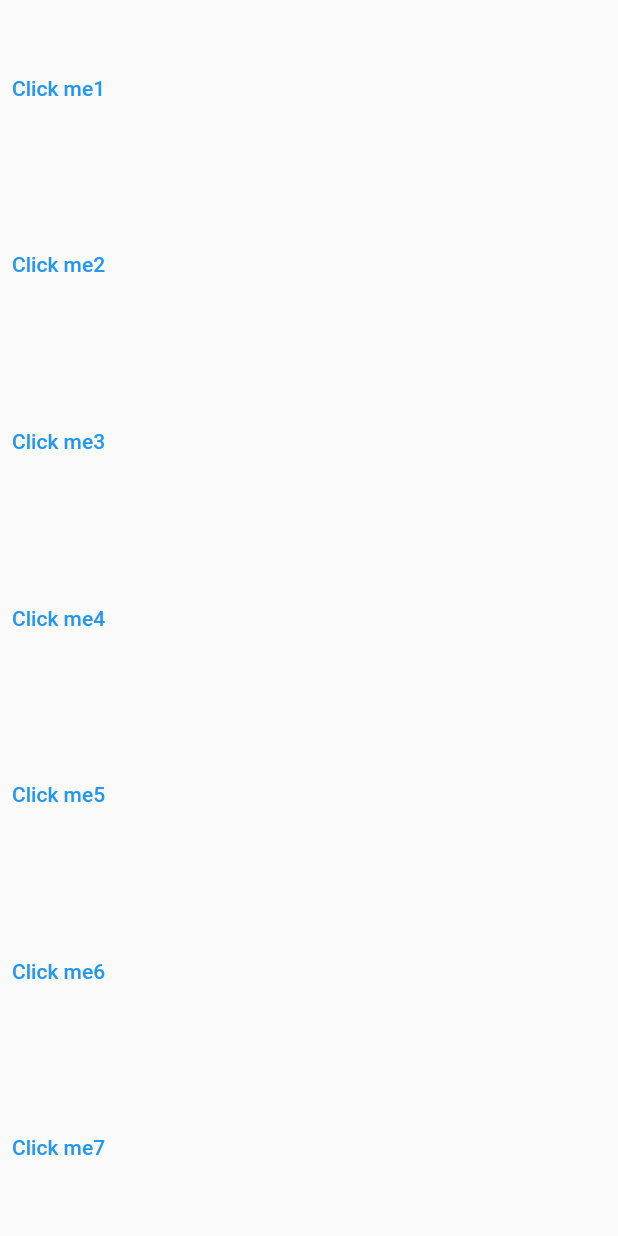
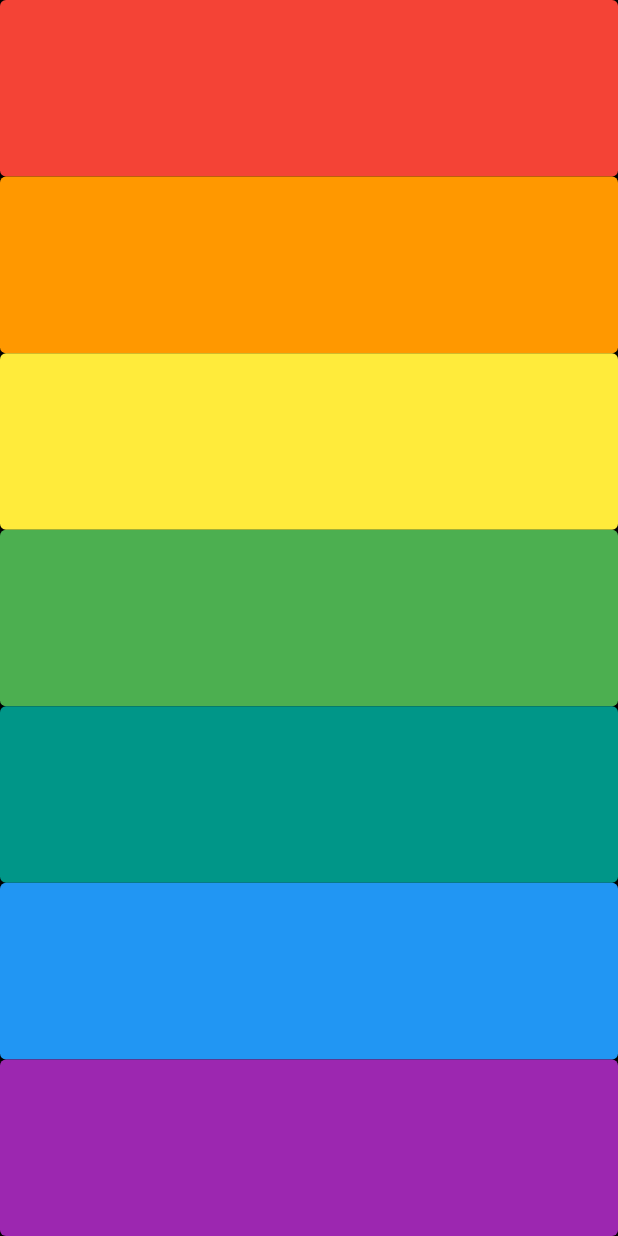
Before and after one commit to upasana-khatiwada/xylophone, a Flutter app: the screen it shows after launch, on a phone screen of 412 x 824 dp. Run offline on Flutter 3.47's test engine with Material 2 defaults, Android fonts, the phone set to English and light mode, and no system bars; our stand-ins replace audioplayers.

Commit message:
shortening the working code and some design

```diff
--- a/xylophone/lib/main.dart
+++ b/xylophone/lib/main.dart
@@ -4,106 +4,104 @@ import 'package:audioplayers/audioplayers.dart';
 void main() {
   runApp(const XylophoneApp());
 }
+
 class XylophoneApp extends StatelessWidget {
   const XylophoneApp({super.key});
+  void playSound(int soundNumber) {
+    //final player = AudioCache(); //no longer use of audiocacache
+    final player = AudioPlayer();
+    player.play(
+      AssetSource('assets_note$soundNumber.wav'),
+    );
+    //player.play('note1.wav');
+  }
 
   @override
   Widget build(BuildContext context) {
     return MaterialApp(
       debugShowCheckedModeBanner: false,
       home: Scaffold(
+        backgroundColor: Colors.black,
         body: SafeArea(
             child: Column(
-            children: <Widget>[
+              crossAxisAlignment: CrossAxisAlignment.stretch,
+          children: [
             Expanded(
+
               child: TextButton(
-              onPressed: () async{
-              //final player = AudioCache(); //no longer use of audiocacache
-              final player = AudioPlayer();
-              await player.play(AssetSource('assets_note1.wav'),
-              );
-              //player.play('note1.wav');
+                onPressed: () {
+                  playSound(1);
                 },
-        child: const Text('Click me1'),
+                style: const ButtonStyle(
+                  backgroundColor: MaterialStatePropertyAll(Colors.red),
                 ),
-        ),
-        Expanded(child: TextButton(
-              onPressed: () async{
-              //final player = AudioCache(); //no longer use of audiocacache
-              final player = AudioPlayer();
-              await player.play(AssetSource('assets_note2.wav'),
-              );
-              //player.play('note1.wav');
-        },
-        child: const Text('Click me2'),
-        ),),
-        Expanded(
-                child: TextButton(
-              onPressed: () async{
-              //final player = AudioCache(); //no longer use of audiocacache
-              final player = AudioPlayer();
-              await player.play(AssetSource('assets_note3.wav'),
-              );
-              //player.play('note1.wav');
-        },
-
-        child: const Text('Click me3'),
+                child: const Text(' '),
               ),
             ),
             Expanded(
               child: TextButton(
-              onPressed: () async{
-              //final player = AudioCache(); //no longer use of audiocacache
-              final player = AudioPlayer();
-              await player.play(AssetSource('assets_note4.wav'),
-              );
-              //player.play('note1.wav');
+                onPressed: () async {
+                  playSound(2);
                 },
-        child: const Text('Click me4'),
+                // child: const Text('Click me2'),
+                //  child: Container(
+                //  //padding: const EdgeInsets.fromLTRB(30, 10, 30, 10),
+                //   color: Colors.orange,
+                //   child: const Text(" "),
+                //   ),
+                style: TextButton.styleFrom(backgroundColor: Colors.orange),
+                child: const Text(' '),
               ),
             ),
             Expanded(
               child: TextButton(
-              onPressed: () async{
-              //final player = AudioCache(); //no longer use of audiocacache
-              final player = AudioPlayer();
-              await player.play(AssetSource('assets_note5.wav'),
-              );
-              //player.play('note1.wav');
+                onPressed: () async {
+                  playSound(3);
                 },
-        child: const Text('Click me5'),
+                style: TextButton.styleFrom(backgroundColor: Colors.yellow),
+                child: const Text(' '),
               ),
             ),
             Expanded(
               child: TextButton(
-              onPressed: () async{
-              //final player = AudioCache(); //no longer use of audiocacache
-              final player = AudioPlayer();
-              await player.play(AssetSource('assets_note6.wav'),
-              );
-              //player.play('note1.wav');
+                onPressed: () async {
+                  playSound(4);
                 },
-        child: const Text('Click me6'),
+                style: TextButton.styleFrom(backgroundColor: Colors.green),
+                child: const Text(' '),
               ),
             ),
             Expanded(
               child: TextButton(
-              onPressed: () async{
-              //final player = AudioCache(); //no longer use of audiocacache
-              final player = AudioPlayer();
-              await player.play(AssetSource('assets_note7.wav'),
-              );
-              //player.play('note1.wav');
+                onPressed: () async {
+                  playSound(5);
                 },
-        child: const Text('Click me7'),
+                style: TextButton.styleFrom(backgroundColor: Colors.teal),
+                child: const Text(' '),
+              ),
+            ),
+            Expanded(
+              child: TextButton(
+                onPressed: () async {
+                  playSound(6);
+                },
+                style: TextButton.styleFrom(backgroundColor: Colors.blue),
+                child: const Text(' '),
+              ),
+            ),
+            Expanded(
+              child: TextButton(
+                onPressed: () async {
+                  playSound(7);
+                },
+                style: TextButton.styleFrom(backgroundColor: Colors.purple),
+                child: const Text(' '),
               ),
             ),
           ],
-          )
         ),
         ),
-
+      ),
     );
   }
-
 }
```
Lines whose indentation alone changed are shown as unchanged.
